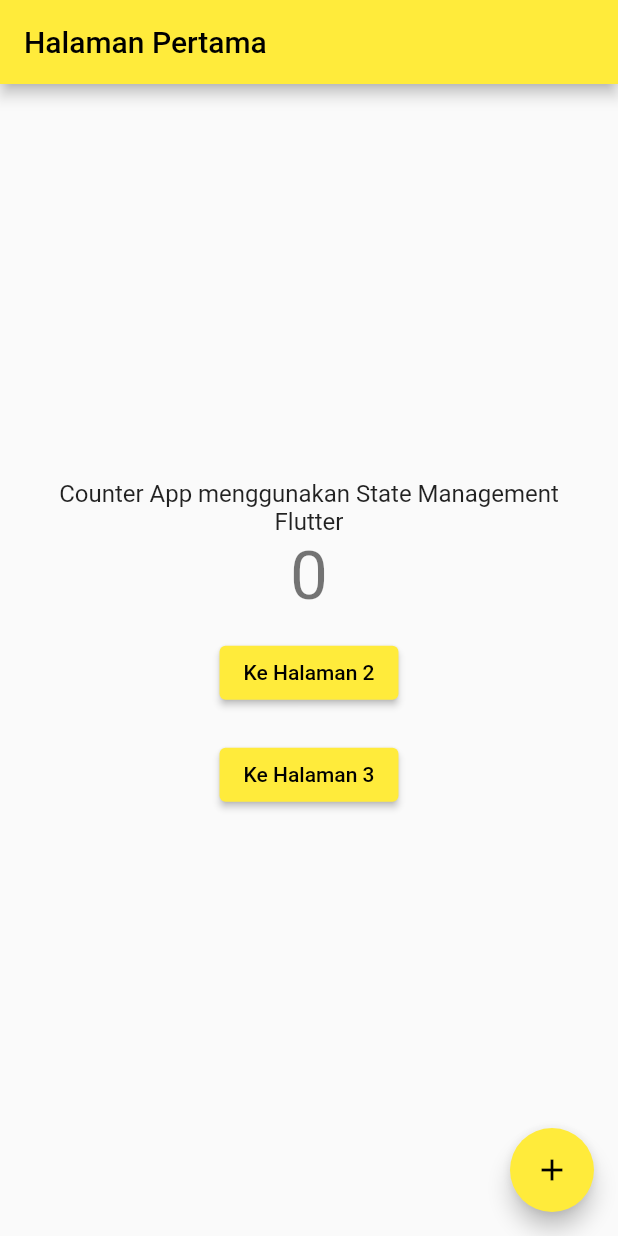
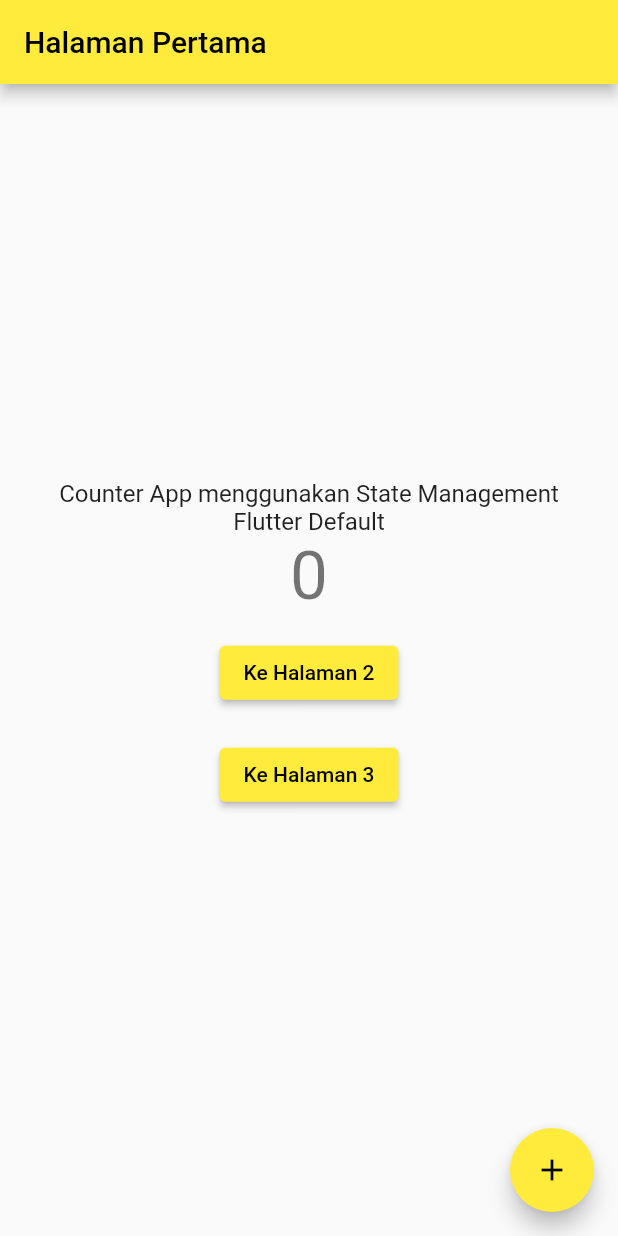
Before and after one commit to farhandito15/tugas_flutter, a Flutter app: the screen it shows after launch, on a phone screen of 412 x 824 dp. Run offline on Flutter 3.47's test engine with Material 2 defaults, Android fonts, the phone set to English and light mode, and no system bars; our stand-ins replace get.

Commit message:
commit state management default flutter

```diff
--- a/lib/main.dart
+++ b/lib/main.dart
@@ -56,7 +56,7 @@ class _MyHomePageState extends State<MyHomePage> {
             mainAxisAlignment: MainAxisAlignment.center,
             children: <Widget>[
               const Text(
-                'Counter App menggunakan State Management Flutter',
+                'Counter App menggunakan State Management Flutter Default',
                 textAlign: TextAlign.center,
                 style: TextStyle(fontSize: 16),
               ),
```
